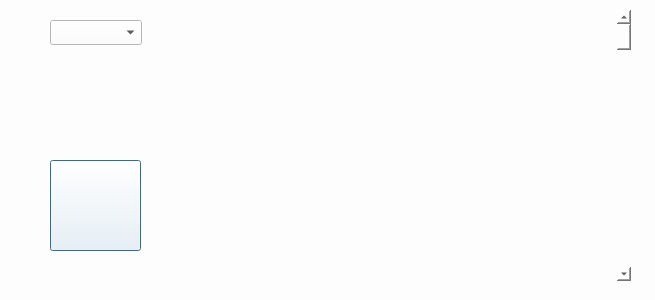
This is inquiry.ui in Traeyee/trip_assist as Qt 5 draws it before an edit. The edited form follows.
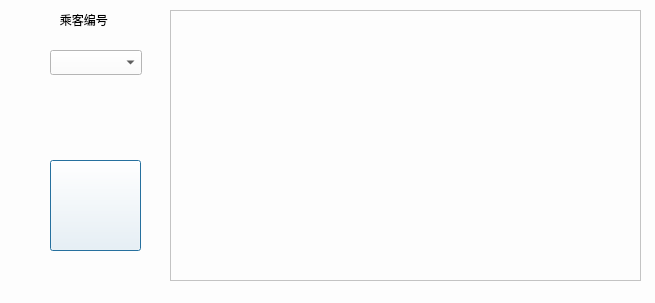
This is the edited form.

```diff
--- a/inquiry.ui
+++ b/inquiry.ui
@@ -7,7 +7,7 @@
     <x>0</x>
     <y>0</y>
     <width>655</width>
-    <height>300</height>
+    <height>303</height>
    </rect>
   </property>
   <property name="windowTitle">
@@ -22,7 +22,7 @@
    <property name="geometry">
     <rect>
      <x>50</x>
-     <y>20</y>
+     <y>50</y>
      <width>92</width>
      <height>25</height>
     </rect>
@@ -41,27 +41,41 @@
     <string/>
    </property>
   </widget>
-  <widget class="QWidget" name="verticalLayoutWidget">
+  <widget class="QScrollArea" name="screen">
    <property name="geometry">
     <rect>
-     <x>240</x>
+     <x>170</x>
      <y>10</y>
-     <width>391</width>
+     <width>471</width>
      <height>271</height>
     </rect>
    </property>
-   <layout class="QVBoxLayout" name="screen">
-    <item>
-     <widget class="QScrollBar" name="verticalScrollBar">
-      <property name="layoutDirection">
-       <enum>Qt::RightToLeft</enum>
-      </property>
-      <property name="orientation">
-       <enum>Qt::Vertical</enum>
-      </property>
-     </widget>
-    </item>
-   </layout>
+   <property name="widgetResizable">
+    <bool>true</bool>
+   </property>
+   <widget class="QWidget" name="scrollAreaWidgetContents">
+    <property name="geometry">
+     <rect>
+      <x>0</x>
+      <y>0</y>
+      <width>469</width>
+      <height>269</height>
+     </rect>
+    </property>
+   </widget>
+  </widget>
+  <widget class="QLabel" name="label">
+   <property name="geometry">
+    <rect>
+     <x>50</x>
+     <y>10</y>
+     <width>91</width>
+     <height>19</height>
+    </rect>
+   </property>
+   <property name="text">
+    <string>   乘客编号</string>
+   </property>
   </widget>
  </widget>
  <resources/>
```
